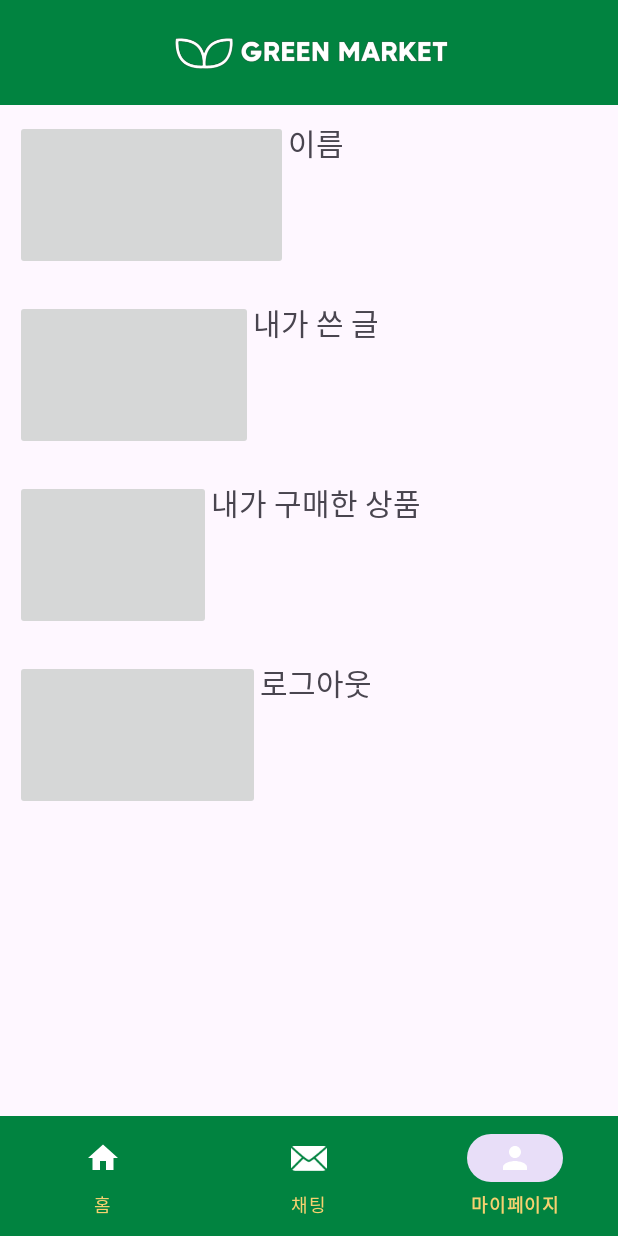
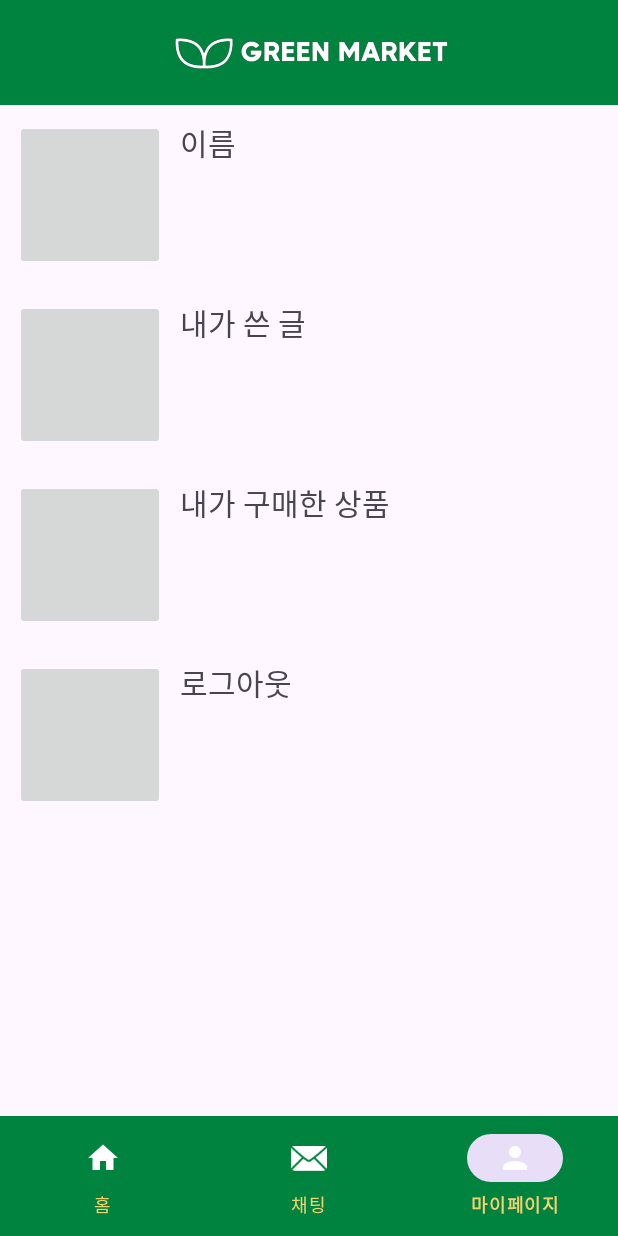
Before and after one commit to ssarisong/Green-Market, an Android app: the HomeActivity screen opened directly, with no data from a screen before it, item 3 of the bottom bar chosen, on a phone screen of 412 x 824 dp. Run offline under Robolectric (Android 15) with nearby library versions, the phone set to English and light mode, and no system bars.

Commit message:
:hammer: create filterButton(HomeActivity) Dialog :hammer: write_button connect to NewPostActivity :lipstick: size of MyPage Image Button

```diff
--- a/app/src/main/AndroidManifest.xml
+++ b/app/src/main/AndroidManifest.xml
@@ -28,8 +28,8 @@
         <activity android:name=".ui.ChatlistActivity" />
         <activity android:name=".ui.DatePickerActivity" />
         <activity android:name=".ui.HomeActivity" />
-
         <activity android:name=".ui.ChatActivity"
             android:windowSoftInputMode="adjustResize"/>
+        <activity android:name=".ui.NewPostActivity" />
     </application>
 </manifest>
--- a/app/src/main/res/layout/activity_home.xml
+++ b/app/src/main/res/layout/activity_home.xml
@@ -75,6 +75,7 @@
 
 
             <android.widget.Button
+                android:id="@+id/write_button"
                 android:layout_width="wrap_content"
                 android:layout_height="wrap_content"
                 android:layout_gravity="center"
--- a/app/src/main/res/layout/activity_mypage.xml
+++ b/app/src/main/res/layout/activity_mypage.xml
@@ -41,9 +41,8 @@
 
                 <ImageButton
                     android:id="@+id/btn_name"
-                    android:layout_width="10dp"
+                    android:layout_width="100dp"
                     android:layout_height="100dp"
-                    android:layout_weight="1"
                     android:scaleType="fitXY"
                     android:contentDescription="사용자 프로필 이미지"
                     tools:src="@android:drawable/ic_menu_gallery" />
@@ -53,8 +52,8 @@
                     android:layout_width="wrap_content"
                     android:layout_height="wrap_content"
                     android:textSize="20dp"
-                    android:layout_weight="1"
-                    android:text="이름" />
+                    android:text="이름"
+                    android:layout_marginStart="10dp"/>
             </LinearLayout>
 
             <LinearLayout
@@ -65,9 +64,8 @@
 
                 <ImageButton
                     android:id="@+id/btn_mypost"
-                    android:layout_width="10dp"
+                    android:layout_width="100dp"
                     android:layout_height="100dp"
-                    android:layout_weight="1"
                     android:contentDescription="."
                     android:scaleType="fitXY"
                     tools:src="?attr/actionModePasteDrawable" />
@@ -76,9 +74,9 @@
                     android:id="@+id/text_mypost"
                     android:layout_width="wrap_content"
                     android:layout_height="wrap_content"
-                    android:layout_weight="1"
                     android:textSize="20dp"
-                    android:text="내가 쓴 글" />
+                    android:text="내가 쓴 글"
+                    android:layout_marginStart="10dp"/>
 
             </LinearLayout>
 
@@ -90,9 +88,8 @@
 
                 <ImageButton
                     android:id="@+id/btn_myproduct"
-                    android:layout_width="10dp"
+                    android:layout_width="100dp"
                     android:layout_height="100dp"
-                    android:layout_weight="1"
                     android:contentDescription="."
                     android:scaleType="fitXY"
                     tools:src="@android:drawable/ic_menu_today" />
@@ -101,9 +98,9 @@
                     android:id="@+id/text_myproduct"
                     android:layout_width="wrap_content"
                     android:layout_height="wrap_content"
-                    android:layout_weight="1"
                     android:textSize="20dp"
-                    android:text="내가 구매한 상품" />
+                    android:text="내가 구매한 상품"
+                    android:layout_marginStart="10dp"/>
 
             </LinearLayout>
 
@@ -115,9 +112,8 @@
 
                 <ImageButton
                     android:id="@+id/btn_logout"
-                    android:layout_width="10dp"
+                    android:layout_width="100dp"
                     android:layout_height="100dp"
-                    android:layout_weight="1"
                     android:contentDescription="."
                     android:scaleType="fitXY"
                     tools:src="@android:drawable/ic_menu_close_clear_cancel"  />
@@ -126,9 +122,9 @@
                     android:id="@+id/text_logout"
                     android:layout_width="wrap_content"
                     android:layout_height="wrap_content"
-                    android:layout_weight="1"
                     android:textSize="20dp"
-                    android:text="로그아웃" />
+                    android:text="로그아웃"
+                    android:layout_marginStart="10dp"/>
 
             </LinearLayout>
 
```
Also changed, not shown: app/src/main/java/kr/ac/hansung/greenmarket/ui/HomeActivity.kt (+51 -0 lines), app/src/main/java/kr/ac/hansung/greenmarket/ui/NewPostActivity.kt (+24 -0 lines).
